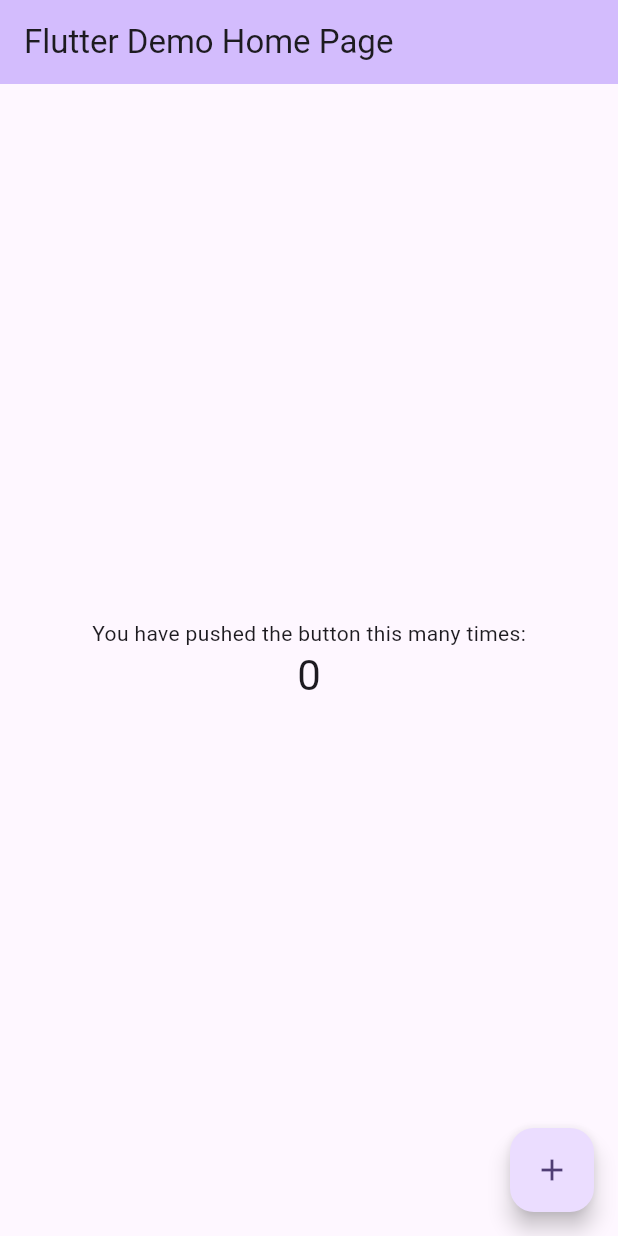
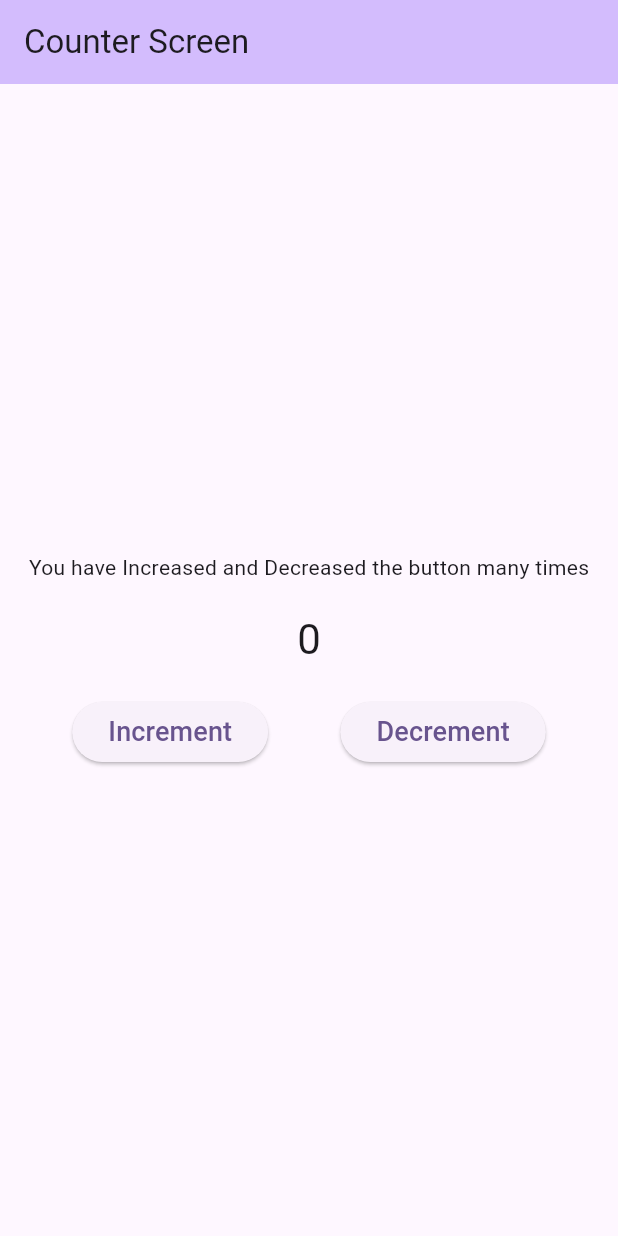
Before and after one commit to Farhan-Ansar/Flutter-clean-pattern-with-bloc, a Flutter app: the screen it shows after launch, on a phone screen of 412 x 824 dp. Run offline on Flutter 3.47's test engine with Material 3 defaults, Android fonts, the phone set to English and light mode, and no system bars; our stand-ins replace bloc, equatable, flutter_bloc.

Commit message:
counterApp_commit
Counter app not completed yet.

```diff
--- /dev/null
+++ b/lib/bloc/counter/counter_bloc.dart
@@ -0,0 +1,21 @@
+import 'package:bloc/bloc.dart';
+import 'counter_event.dart';
+import 'counter_state.dart';
+
+
+class CounterBloc extends Bloc<CounterEvent, CounterState> {
+  CounterBloc() : super(const CounterState()) {
+    on<IncrementCounter>(_increment);
+    on<DecrementCounter>(_decrement);
+  }
+
+
+  void _increment(IncrementCounter event, Emitter<CounterState> emit){
+    emit(state.copyWith(counter: state.counter + 1));
+  }
+
+
+  void _decrement(DecrementCounter event, Emitter<CounterState> emit){
+    emit(state.copyWith(counter: state.counter - 1));
+  }
+}
--- /dev/null
+++ b/lib/bloc/counter/counter_event.dart
@@ -0,0 +1,14 @@
+import "package:equatable/equatable.dart";
+
+
+abstract class CounterEvent extends Equatable{
+
+  const CounterEvent();
+  @override
+  List<Object> get props => [];
+
+}
+
+class IncrementCounter extends CounterEvent{}
+
+class DecrementCounter extends CounterEvent{}
--- /dev/null
+++ b/lib/bloc/counter/counter_state.dart
@@ -0,0 +1,17 @@
+import 'package:equatable/equatable.dart';
+
+
+class CounterState extends Equatable{
+
+  final int counter;
+  const CounterState({this.counter = 0});
+
+  CounterState copyWith({int? counter}){
+    return CounterState(
+      counter: counter ?? this.counter
+    );
+  }
+  @override
+  List<Object?> get props => [];
+
+}
--- a/lib/main.dart
+++ b/lib/main.dart
@@ -1,4 +1,7 @@
 import 'package:flutter/material.dart';
+import 'package:flutter_clean_pattern_with_bloc/bloc/counter/counter_bloc.dart';
+import 'package:flutter_clean_pattern_with_bloc/ui/counter_screen.dart';
+import 'package:flutter_bloc/flutter_bloc.dart';
 
 void main() {
   runApp(const MyApp());
@@ -10,116 +13,17 @@ class MyApp extends StatelessWidget {
   // This widget is the root of your application.
   @override
   Widget build(BuildContext context) {
-    return MaterialApp(
-      title: 'Flutter Demo',
-      theme: ThemeData(
-        // This is the theme of your application.
-        //
-        // TRY THIS: Try running your application with "flutter run". You'll see
-        // the application has a purple toolbar. Then, without quitting the app,
-        // try changing the seedColor in the colorScheme below to Colors.green
-        // and then invoke "hot reload" (save your changes or press the "hot
-        // reload" button in a Flutter-supported IDE, or press "r" if you used
-        // the command line to start the app).
-        //
-        // Notice that the counter didn't reset back to zero; the application
-        // state is not lost during the reload. To reset the state, use hot
-        // restart instead.
-        //
-        // This works for code too, not just values: Most code changes can be
-        // tested with just a hot reload.
-        colorScheme: ColorScheme.fromSeed(seedColor: Colors.deepPurple),
-        useMaterial3: true,
-      ),
-      home: const MyHomePage(title: 'Flutter Demo Home Page'),
+    return BlocProvider(
+        create: (_) => CounterBloc(),
+      child: MaterialApp(
+        debugShowCheckedModeBanner: false,
+        title: 'Flutter Demo',
+        theme: ThemeData(
+          colorScheme: ColorScheme.fromSeed(seedColor: Colors.deepPurple),
+          useMaterial3: true,
+        ),
+        home: const CounterScreen(),
+      )
     );
   }
 }
-
-class MyHomePage extends StatefulWidget {
-  const MyHomePage({super.key, required this.title});
-
-  // This widget is the home page of your application. It is stateful, meaning
-  // that it has a State object (defined below) that contains fields that affect
-  // how it looks.
-
-  // This class is the configuration for the state. It holds the values (in this
-  // case the title) provided by the parent (in this case the App widget) and
-  // used by the build method of the State. Fields in a Widget subclass are
-  // always marked "final".
-
-  final String title;
-
-  @override
-  State<MyHomePage> createState() => _MyHomePageState();
-}
-
-class _MyHomePageState extends State<MyHomePage> {
-  int _counter = 0;
-
-  void _incrementCounter() {
-    setState(() {
-      // This call to setState tells the Flutter framework that something has
-      // changed in this State, which causes it to rerun the build method below
-      // so that the display can reflect the updated values. If we changed
-      // _counter without calling setState(), then the build method would not be
-      // called again, and so nothing would appear to happen.
-      _counter++;
-    });
-  }
-
-  @override
-  Widget build(BuildContext context) {
-    // This method is rerun every time setState is called, for instance as done
-    // by the _incrementCounter method above.
-    //
-    // The Flutter framework has been optimized to make rerunning build methods
-    // fast, so that you can just rebuild anything that needs updating rather
-    // than having to individually change instances of widgets.
-    return Scaffold(
-      appBar: AppBar(
-        // TRY THIS: Try changing the color here to a specific color (to
-        // Colors.amber, perhaps?) and trigger a hot reload to see the AppBar
-        // change color while the other colors stay the same.
-        backgroundColor: Theme.of(context).colorScheme.inversePrimary,
-        // Here we take the value from the MyHomePage object that was created by
-        // the App.build method, and use it to set our appbar title.
-        title: Text(widget.title),
-      ),
-      body: Center(
-        // Center is a layout widget. It takes a single child and positions it
-        // in the middle of the parent.
-        child: Column(
-          // Column is also a layout widget. It takes a list of children and
-          // arranges them vertically. By default, it sizes itself to fit its
-          // children horizontally, and tries to be as tall as its parent.
-          //
-          // Column has various properties to control how it sizes itself and
-          // how it positions its children. Here we use mainAxisAlignment to
-          // center the children vertically; the main axis here is the vertical
-          // axis because Columns are vertical (the cross axis would be
-          // horizontal).
-          //
-          // TRY THIS: Invoke "debug painting" (choose the "Toggle Debug Paint"
-          // action in the IDE, or press "p" in the console), to see the
-          // wireframe for each widget.
-          mainAxisAlignment: MainAxisAlignment.center,
-          children: <Widget>[
-            const Text(
-              'You have pushed the button this many times:',
-            ),
-            Text(
-              '$_counter',
-              style: Theme.of(context).textTheme.headlineMedium,
-            ),
-          ],
-        ),
-      ),
-      floatingActionButton: FloatingActionButton(
-        onPressed: _incrementCounter,
-        tooltip: 'Increment',
-        child: const Icon(Icons.add),
-      ), // This trailing comma makes auto-formatting nicer for build methods.
-    );
-  }
-}
--- /dev/null
+++ b/lib/ui/counter_screen.dart
@@ -0,0 +1,72 @@
+import 'package:flutter/material.dart';
+import 'package:flutter_bloc/flutter_bloc.dart';
+import 'package:flutter_clean_pattern_with_bloc/bloc/counter/counter_bloc.dart';
+import 'package:flutter_clean_pattern_with_bloc/bloc/counter/counter_event.dart';
+import 'package:flutter_clean_pattern_with_bloc/bloc/counter/counter_state.dart';
+
+class CounterScreen extends StatefulWidget {
+  const CounterScreen({Key? key}) : super(key: key);
+
+  @override
+  State<CounterScreen> createState() => _CounterScreenState();
+}
+
+class _CounterScreenState extends State<CounterScreen> {
+  @override
+  Widget build(BuildContext context) {
+    return Scaffold(
+      appBar: AppBar(
+        backgroundColor: Theme.of(context).colorScheme.inversePrimary,
+        title: const Text("Counter Screen"),
+      ),
+      body: Center(
+        child: Column(
+          mainAxisAlignment: MainAxisAlignment.center,
+          children: <Widget>[
+            const Text(
+              'You have Increased and Decreased the button many times',
+            ),
+            const SizedBox(
+              height: 20,
+            ),
+
+            BlocBuilder<CounterBloc,CounterState>(
+                builder: (context ,state){
+              return Text(
+                state.counter.toString(),
+                style: Theme.of(context).textTheme.headlineMedium,
+              );
+            }),
+
+
+            const SizedBox(
+              height: 20,
+            ),
+            Row(
+              mainAxisAlignment: MainAxisAlignment.spaceEvenly,
+              children: [
+                ElevatedButton(
+                    onPressed: () {
+                      context.read<CounterBloc>().add(IncrementCounter());
+                    },
+                    child: const Text(
+                      "Increment",
+                      style: TextStyle(fontSize: 18),
+                    )),
+                ElevatedButton(
+                    onPressed: () {
+                      context.read<CounterBloc>().add(DecrementCounter());
+                    },
+                    child: const Text(
+                      "Decrement",
+                      style: TextStyle(fontSize: 18),
+                    )),
+              ],
+            )
+          ],
+        ),
+      ),
+      // This trailing comma makes auto-formatting nicer for build methods.
+    );
+  }
+}
--- a/pubspec.yaml
+++ b/pubspec.yaml
@@ -35,6 +35,9 @@ dependencies:
   # The following adds the Cupertino Icons font to your application.
   # Use with the CupertinoIcons class for iOS style icons.
   cupertino_icons: ^1.0.6
+  flutter_bloc: ^8.1.6
+  equatable: ^2.0.5
+  bloc: ^8.1.4
 
 dev_dependencies:
   flutter_test:
```
Also changed, not shown: pubspec.lock.
